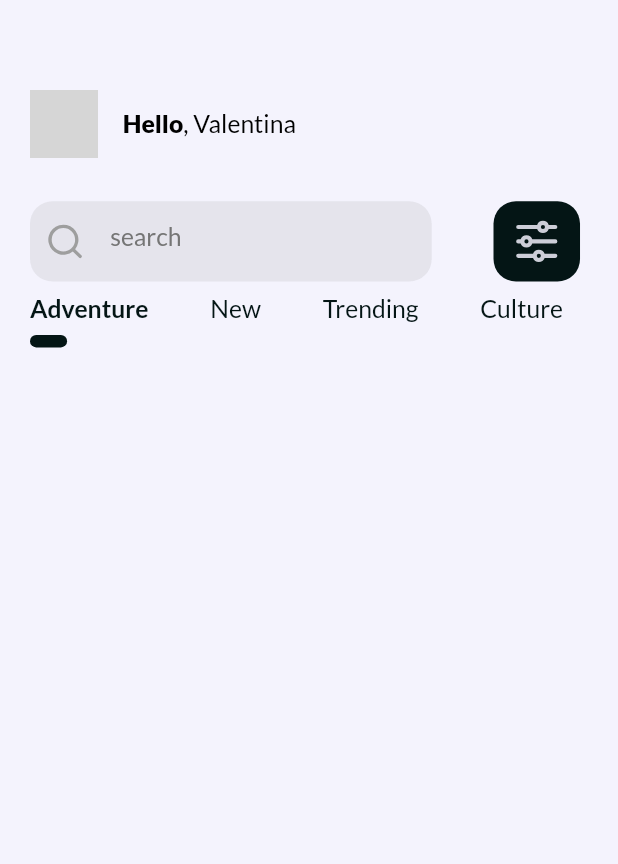
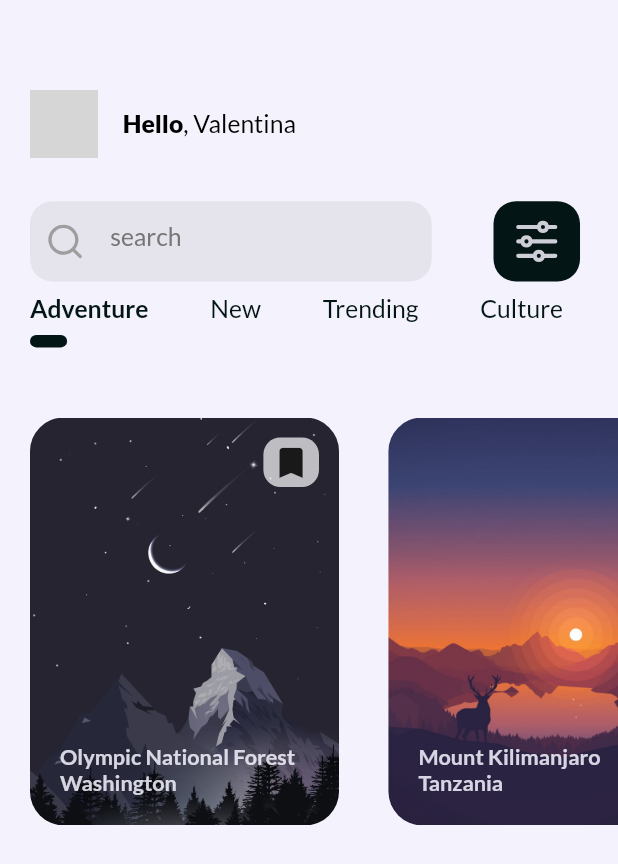
Before and after one commit to jxstxn1/Travel-App, a Flutter app: the HomeScreen screen opened directly, on a phone screen of 412 x 824 dp. Shown: the top 864 px of the screen. Run offline on Flutter 3.47's test engine with Material 2 defaults, Android fonts, the phone set to English and light mode, and no system bars; our stand-ins replace flutter_svg, google_fonts; grey boxes are pictures that could not be loaded.

Commit message:
added item view

```diff
--- /dev/null
+++ b/travel/lib/models/Items.dart
@@ -0,0 +1,7 @@
+class Items {
+  final String title;
+  final String location;
+  final String image;
+
+  Items(this.title, this.location, this.image);
+}
--- a/travel/lib/screens/home_screen.dart
+++ b/travel/lib/screens/home_screen.dart
@@ -1,4 +1,5 @@
 import 'package:flutter/material.dart';
+import 'package:travel/widgets/item_list.dart';
 import 'package:travel/widgets/top_nav_bar.dart';
 
 import '../constants.dart';
@@ -58,6 +59,10 @@ class _HomeScreenState extends State<HomeScreen> {
               padding: EdgeInsets.fromLTRB(kDefaultPadding, 0, 0, 0),
               child: TopNavigationBar(),
             ),
+            Padding(
+              padding: EdgeInsets.fromLTRB(kDefaultPadding, 0, 0, 0),
+              child: ItemList(),
+            ),
           ],
         ),
       ),
--- /dev/null
+++ b/travel/lib/widgets/bookmark.dart
@@ -0,0 +1,24 @@
+import 'package:flutter/material.dart';
+
+import '../constants.dart';
+
+Widget bookMark(Size size) {
+  return Container(
+    margin: EdgeInsets.fromLTRB(0, kDefaultPadding / 1.5, kDefaultPadding / 1.5, 0),
+    alignment: Alignment.topRight,
+    height: size.height * .04,
+    width: size.width * .09,
+    decoration: BoxDecoration(
+      borderRadius: BorderRadius.all(
+        Radius.circular(11.25),
+      ),
+      color: Colors.white.withOpacity(.7),
+    ),
+    child: Center(
+      child: Icon(
+        Icons.bookmark,
+        size: size.height * .0325,
+      ),
+    ),
+  );
+}
--- /dev/null
+++ b/travel/lib/widgets/item.dart
@@ -0,0 +1,73 @@
+import 'package:flutter/material.dart';
+import 'package:google_fonts/google_fonts.dart';
+
+import '../constants.dart';
+import '../models/Items.dart';
+import '../widgets/bookmark.dart';
+
+class Item extends StatelessWidget {
+  final Items item;
+
+  const Item({Key? key, required this.item}) : super(key: key);
+
+  @override
+  Widget build(BuildContext context) {
+    Size size = MediaQuery.of(context).size;
+    return Row(
+      children: [
+        Container(
+          height: size.height * .33,
+          width: size.width * .50,
+          decoration: BoxDecoration(
+            borderRadius: BorderRadius.all(
+              Radius.circular(22.5),
+            ),
+            image: DecorationImage(
+                image: AssetImage(item.image), fit: BoxFit.cover),
+          ),
+          child: Column(
+            mainAxisAlignment: MainAxisAlignment.spaceBetween,
+            children: <Widget>[
+              Row(
+                mainAxisAlignment: MainAxisAlignment.end,
+                children: [bookMark(size)],
+              ),
+              Spacer(),
+              Container(
+                width: double.infinity,
+                padding: EdgeInsets.fromLTRB(kDefaultPadding,
+                    0, kDefaultPadding, kDefaultPadding),
+                child: Column(
+                  mainAxisAlignment: MainAxisAlignment.spaceAround,
+                  crossAxisAlignment: CrossAxisAlignment.start,
+                  children: <Widget>[
+                    Text(
+                      item.title,
+                      style: GoogleFonts.lato(
+                          color: kDefaultBackgroundColor.withOpacity(.86),
+                        fontSize: size.height * .0175,
+                        fontWeight: FontWeight.bold
+                      ),
+                      textAlign: TextAlign.left,
+                    ),
+                    Text(item.location,
+                      style: GoogleFonts.lato(
+                        color: kDefaultBackgroundColor.withOpacity(.86),
+                        fontSize: size.height * .0175,
+                        fontWeight: FontWeight.bold
+                      ),
+                      textAlign: TextAlign.left,
+                    ),
+                  ],
+                ),
+              )
+            ],
+          ),
+        ),
+        SizedBox(
+          width: size.width * .08,
+        ),
+      ],
+    );
+  }
+}
--- /dev/null
+++ b/travel/lib/widgets/item_list.dart
@@ -0,0 +1,37 @@
+import 'package:flutter/material.dart';
+import 'package:travel/models/Items.dart';
+import '../widgets/item.dart';
+
+class ItemList extends StatelessWidget {
+  final List<List<Items>> _items = [
+    [
+      Items('Olympic National Forest', 'Washington',
+          'assets/images/olympic.jpeg'),
+      Items('Mount Kilimanjaro', 'Tanzania', 'assets/images/forest.jpg'),
+    ],
+    [
+      Items('Brandenburg Gate', 'Berlin', 'assets/images/forest.jpg'),
+      Items('Coliseum', 'Rom', 'assets/images/olympic.jpeg'),
+    ],
+    [
+      Items('Amsterdam', 'Netherlands', 'assets/images/forest.jpg'),
+      Items('Madeira', 'Portugal', 'assets/images/olympic.jpeg'),
+    ],
+    [
+      Items('Machu Picchu', 'Peru', 'assets/images/forest.jpg'),
+      Items('Amritsar', 'Punjab', 'assets/images/olympic.jpeg'),
+    ]
+  ];
+
+  @override
+  Widget build(BuildContext context) {
+    return SingleChildScrollView(
+      scrollDirection: Axis.horizontal,
+      child: Row(
+        children: <Widget>[
+          for(int i = 0; i<_items[0].length; i++) Item(item: _items[0][i],),
+        ],
+      ),
+    );
+  }
+}
```
